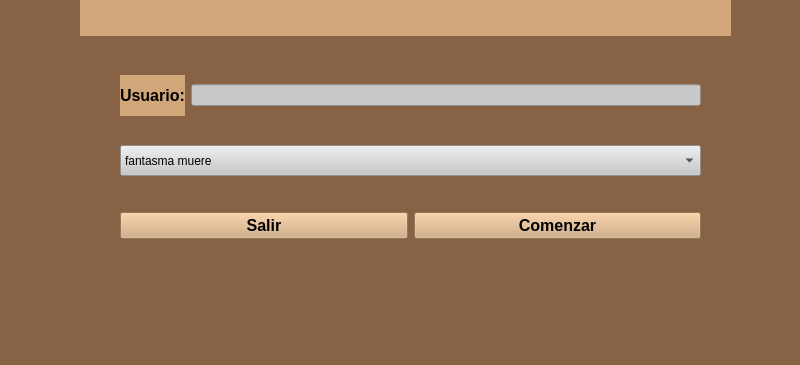
Above: frontend/QtDesigner/VentanaInicio.ui from TriniAguilera/padrenuestro before the change; both pictures show x 0 to 800 and y 235 to 600 of the 800 by 600 pixel window. Below: the same form after it.
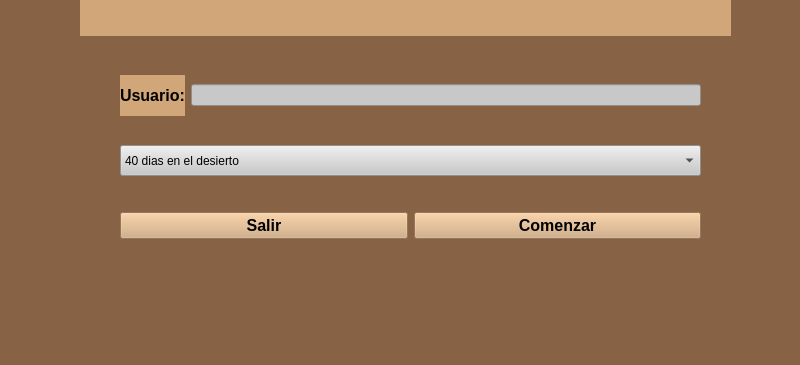
That is the form after the change.

```diff
--- a/frontend/QtDesigner/VentanaInicio.ui
+++ b/frontend/QtDesigner/VentanaInicio.ui
@@ -113,7 +113,7 @@
     </property>
     <item>
      <property name="text">
-      <string>fantasma muere</string>
+      <string>40 dias en el desierto</string>
      </property>
     </item>
     <item>
```
Left out of the diff: 8 changed lines with no effect on the pictures.
